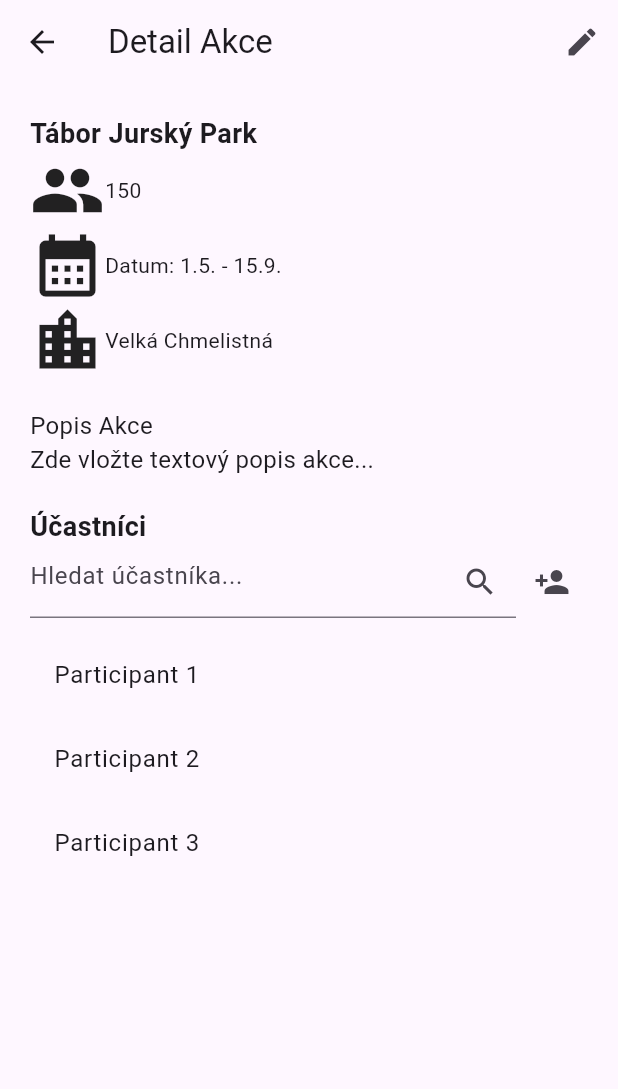
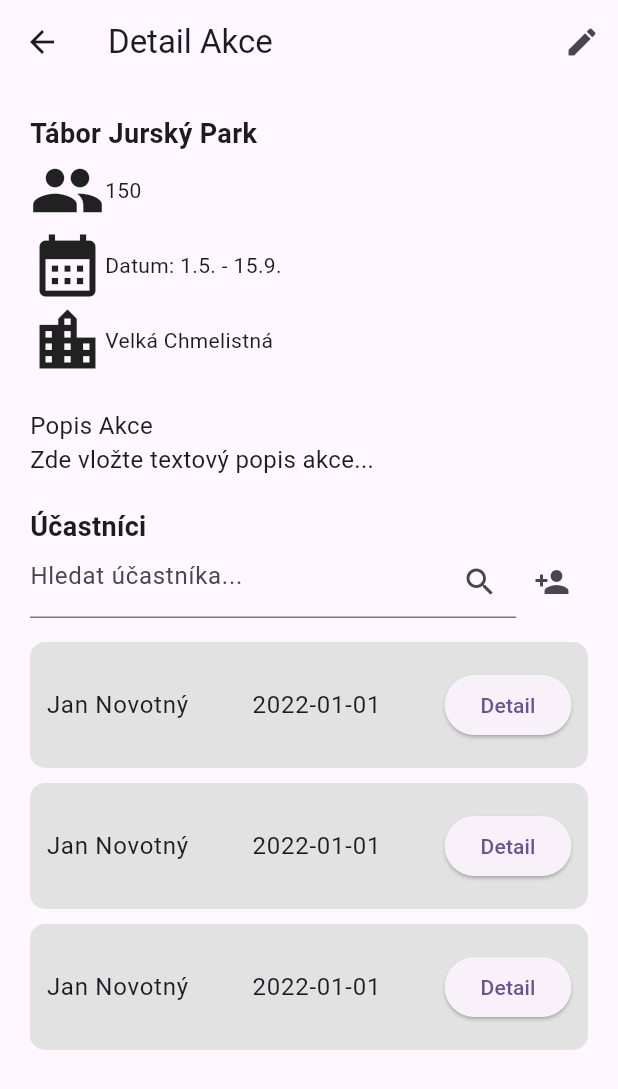
Before and after one commit to dcaldr/denik-zza, a Flutter app: the ActionDetail screen opened directly, on a phone screen of 412 x 824 dp. Shown: the top 1089 px of the screen. Run offline on Flutter 3.47's test engine with Material 3 defaults, Android fonts, the phone set to English and light mode, and no system bars; our stand-ins replace drift, pdf, printing; missing offline and left inert: sqlite3; accounts and stored records are empty; generated files the repository leaves out were written again.

Commit message:
add: added participants list, detail option for future participant detail page

```diff
--- a/lib/screens/editing_actions/action_detail.dart
+++ b/lib/screens/editing_actions/action_detail.dart
@@ -1,15 +1,10 @@
+import 'package:denik_zza/screens/actions/change_profile.dart';
+import 'package:denik_zza/screens/editing_actions/edit_action_page.dart';
+import 'package:denik_zza/screens/login/components/my_button.dart';
 import 'package:denik_zza/screens/participants/add_participantt_page_page.dart';
 import 'package:flutter/material.dart';
 
 class ActionDetail extends StatelessWidget {
-  // Dummy list of participants for testing
-  final List<String> participants = [
-    'Participant 1',
-    'Participant 2',
-    'Participant 3',
-    // Add more participants as needed
-  ];
-
   @override
   Widget build(BuildContext context) {
     return Scaffold(
@@ -20,11 +15,10 @@ class ActionDetail extends StatelessWidget {
             icon: Icon(Icons.edit),
             onPressed: () {
               // Navigate to another screen for editing the profile
-              // You can implement the EditActionPage as needed
-              // Navigator.push(
-              //   context,
-              //   MaterialPageRoute(builder: (context) => EditActionPage()),
-              // );
+              Navigator.push(
+                context,
+                MaterialPageRoute(builder: (context) => EditActionPage()),
+              );
             },
           ),
         ],
@@ -93,20 +87,17 @@ class ActionDetail extends StatelessWidget {
                   ),
                 ],
               ),
-              SizedBox(height: 10),
-              // List of participants
-              Container(
-                height: 200, // Set a fixed height or adjust as needed
-                child: ListView.builder(
-                  itemCount: participants.length,
-                  itemBuilder: (context, index) {
-                    return ListTile(
-                      title: Text(participants[index]),
-                      // Add more details or actions as needed
-                    );
-                  },
-                ),
-              ),
+              Padding(
+            padding: const EdgeInsets.all(8.0),
+            child: Row(
+              mainAxisAlignment: MainAxisAlignment.spaceBetween,
+            ),
+          ),
+              // List of actions
+              ParticipantItem(title: 'Jan Novotný', date: '2022-01-01'),
+              ParticipantItem(title: 'Jan Novotný', date: '2022-01-01'),
+              ParticipantItem(title: 'Jan Novotný', date: '2022-01-01')
+              // Add more ActionItem widgets as needed
             ],
           ),
         ),
@@ -114,3 +105,41 @@ class ActionDetail extends StatelessWidget {
     );
   }
 }
+
+class ParticipantItem extends StatelessWidget {
+  final String title;
+  final String date;
+
+  ParticipantItem({required this.title, required this.date});
+
+  @override
+Widget build(BuildContext context) {
+  return Container(
+    decoration: BoxDecoration(
+      color: Color.fromARGB(255, 226, 226, 226), // Change the color as needed
+      borderRadius: BorderRadius.circular(10.0), // Adjust the radius as needed
+    ),
+    padding: EdgeInsets.symmetric(horizontal: 10.0, vertical: 10.0), // Adjust vertical padding
+    margin: EdgeInsets.only(bottom: 10.0),
+    child: ListTile(
+      contentPadding: EdgeInsets.symmetric(horizontal: 1.0),
+      title: Row(
+        mainAxisAlignment: MainAxisAlignment.spaceBetween,
+        children: [
+          Text(title),
+          Text(date),
+          ElevatedButton(
+            onPressed: () {
+              Navigator.push(
+                context,
+                MaterialPageRoute(builder: (context) => ActionDetail()),
+              );
+            },
+            child: Text('Detail'),
+          ),
+        ],
+      ),
+    ),
+  );
+}
+}
--- a/lib/screens/participants/add_participantt_page_page.dart
+++ b/lib/screens/participants/add_participantt_page_page.dart
@@ -1,5 +1,4 @@
 import 'package:flutter/material.dart';
-import 'package:denik_zza/screens/login/components/my_button.dart';
 
 class MyButton extends StatelessWidget {
   final VoidCallback onPressed;
```
Also changed, not shown: lib/screens/participants/paticipant_detail_page.dart (added).
